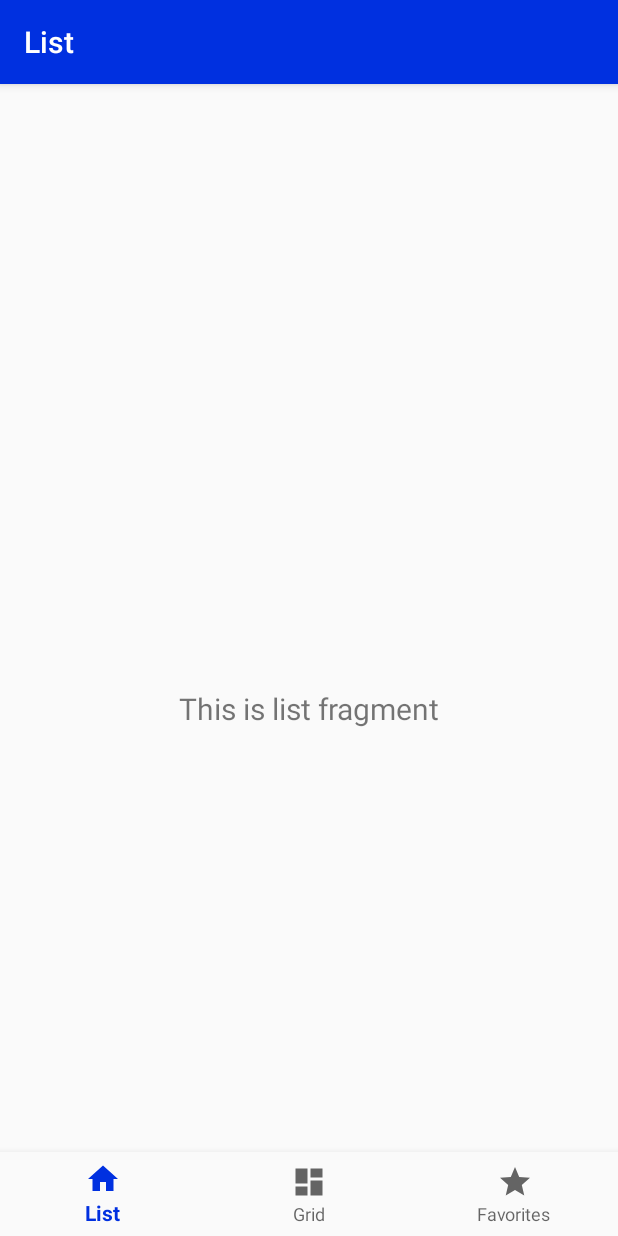
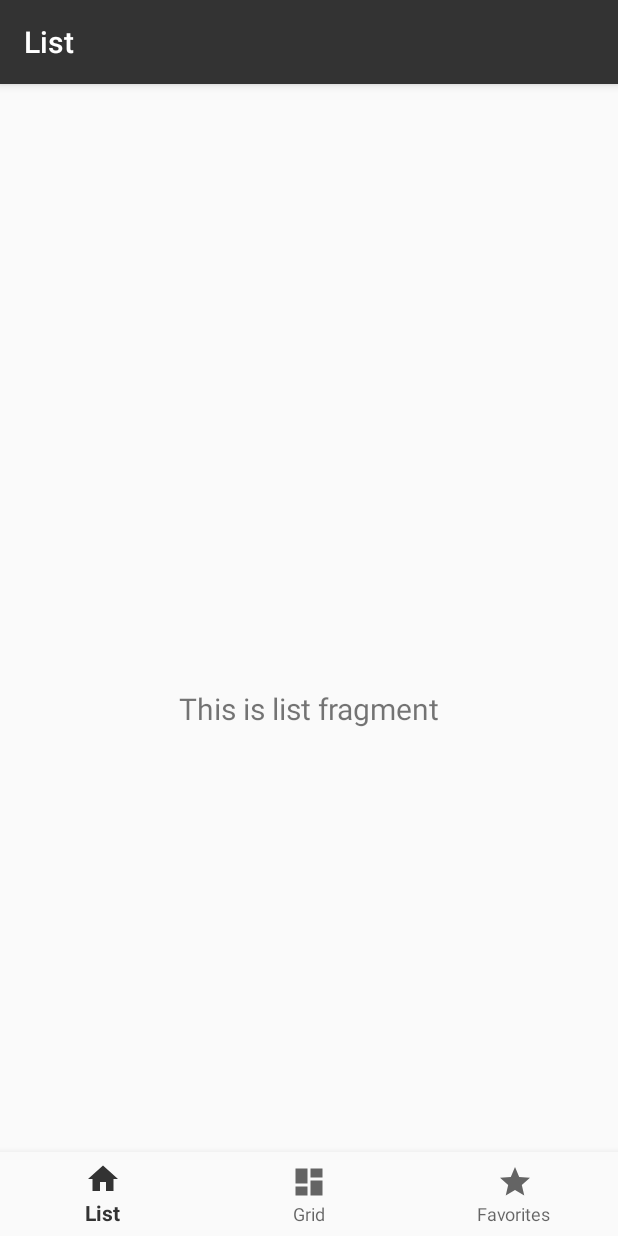
Before and after one commit to mvkopp/avennec-android-app, an Android app: the screen it shows after launch (MainActivity), on a phone screen of 412 x 824 dp. Run offline under Robolectric (Android 15) with nearby library versions, the phone set to English and light mode, and no system bars; our stand-ins replace navigation-ui.

Commit message:
refactor: change app name and some colors

```diff
--- a/app/src/main/res/values/colors.xml
+++ b/app/src/main/res/values/colors.xml
@@ -1,7 +1,7 @@
 <?xml version="1.0" encoding="utf-8"?>
 <resources>
-    <color name="colorPrimary">#0030e0</color>
-    <color name="colorPrimaryDark">#00219a</color>
+    <color name="colorPrimary">#333333</color>
+    <color name="colorPrimaryDark">#111111</color>
     <color name="colorAccent">#03DAC5</color>
-    <color name="colorFavoriteButton">#FFD700</color>
+    <color name="colorFavoriteButton">#FCB103</color>
 </resources>
--- a/app/src/main/res/values/strings.xml
+++ b/app/src/main/res/values/strings.xml
@@ -1,5 +1,6 @@
 <resources>
-    <string name="app_name">myAwesomeApp</string>
+    <string name="app_name">Resto\'clock</string>
+    <string name="title_home">Home</string>
     <string name="title_list">List</string>
     <string name="title_grid">Grid</string>
     <string name="title_favorite">Favorites</string>
```
